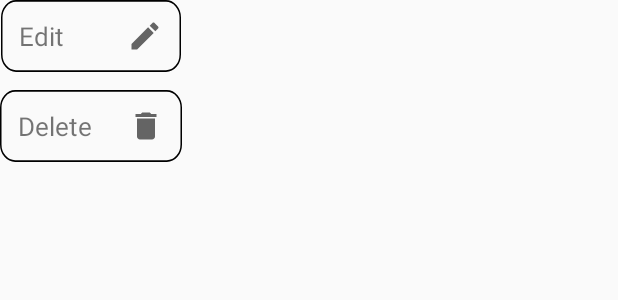
After one commit to AmerBiro/MyFitnessPass, an Android app: the layout dialog_choose_photo.xml on its own in the app's theme, with its tools: preview values and no code run, on a phone screen of 412 x 824 dp. The commit adds this screen. Shown: the top 300 px of the screen. Run offline under Robolectric (Android 15) with nearby library versions, the phone set to English and light mode, and no system bars.

Commit message:
designing choose photo dialog

```diff
--- /dev/null
+++ b/app/src/main/res/drawable/ic_baseline_delete_24.xml
@@ -0,0 +1,10 @@
+<vector xmlns:android="http://schemas.android.com/apk/res/android"
+    android:width="24dp"
+    android:height="24dp"
+    android:viewportWidth="24"
+    android:viewportHeight="24"
+    android:tint="?attr/colorControlNormal">
+  <path
+      android:fillColor="@android:color/white"
+      android:pathData="M6,19c0,1.1 0.9,2 2,2h8c1.1,0 2,-0.9 2,-2V7H6v12zM19,4h-3.5l-1,-1h-5l-1,1H5v2h14V4z"/>
+</vector>
--- /dev/null
+++ b/app/src/main/res/drawable/ic_baseline_edit_24.xml
@@ -0,0 +1,10 @@
+<vector xmlns:android="http://schemas.android.com/apk/res/android"
+    android:width="24dp"
+    android:height="24dp"
+    android:viewportWidth="24"
+    android:viewportHeight="24"
+    android:tint="?attr/colorControlNormal">
+  <path
+      android:fillColor="@android:color/white"
+      android:pathData="M3,17.25V21h3.75L17.81,9.94l-3.75,-3.75L3,17.25zM20.71,7.04c0.39,-0.39 0.39,-1.02 0,-1.41l-2.34,-2.34c-0.39,-0.39 -1.02,-0.39 -1.41,0l-1.83,1.83 3.75,3.75 1.83,-1.83z"/>
+</vector>
--- /dev/null
+++ b/app/src/main/res/layout/dialog_choose_photo.xml
@@ -0,0 +1,67 @@
+<?xml version="1.0" encoding="utf-8"?>
+<LinearLayout xmlns:android="http://schemas.android.com/apk/res/android"
+    android:layout_width="wrap_content"
+    android:layout_height="wrap_content"
+    android:orientation="vertical"
+    android:gravity="center"
+    >
+
+    <LinearLayout
+        android:layout_width="wrap_content"
+        android:layout_height="wrap_content"
+        android:background="@drawable/ic_login"
+        android:orientation="horizontal"
+        android:padding="12dp"
+        android:gravity="center"
+        >
+
+        <TextView
+            android:layout_width="match_parent"
+            android:layout_height="wrap_content"
+            android:text="Edit"
+            android:textSize="17sp"
+            android:layout_alignParentLeft="true"
+            android:layout_marginRight="12dp"
+            />
+
+        <Button
+            android:layout_width="24dp"
+            android:layout_height="24dp"
+            android:background="@drawable/ic_baseline_edit_24"
+            android:layout_alignParentRight="true"
+            android:layout_marginLeft="30dp"
+            />
+
+    </LinearLayout>
+
+    <LinearLayout
+        android:layout_width="wrap_content"
+        android:layout_height="wrap_content"
+        android:background="@drawable/ic_login"
+        android:orientation="horizontal"
+        android:padding="12dp"
+        android:gravity="center"
+        android:layout_marginTop="12dp"
+        >
+
+        <TextView
+            android:layout_width="match_parent"
+            android:layout_height="wrap_content"
+            android:text="Delete"
+            android:textSize="17sp"
+            android:layout_alignParentLeft="true"
+            android:layout_marginRight="12dp"
+            />
+
+        <Button
+            android:layout_width="24dp"
+            android:layout_height="24dp"
+            android:background="@drawable/ic_baseline_delete_24"
+            android:layout_alignParentRight="true"
+            android:layout_marginLeft="12dp"
+            />
+
+    </LinearLayout>
+
+
+</LinearLayout>
--- a/app/src/main/res/layout/registration_membership.xml
+++ b/app/src/main/res/layout/registration_membership.xml
@@ -96,7 +96,7 @@
         />
 
     <include
-        layout="@layout/datepicker"
+        layout="@layout/button_date_picker"
         android:layout_width="wrap_content"
         android:layout_height="wrap_content"
         android:layout_gravity="center"
--- a/app/src/main/res/layout/registration_personal2.xml
+++ b/app/src/main/res/layout/registration_personal2.xml
@@ -76,7 +76,7 @@
         android:text="Birthdate" />
 
     <include
-        layout="@layout/datepicker"
+        layout="@layout/button_date_picker"
         android:layout_width="wrap_content"
         android:layout_height="wrap_content"
         android:layout_gravity="center" />
--- a/app/src/main/res/layout/registration_profile_photo.xml
+++ b/app/src/main/res/layout/registration_profile_photo.xml
@@ -68,7 +68,8 @@
         android:layout_height="170dp"
         android:layout_gravity="center"
         android:layout_margin="30dp"
-        app:cardCornerRadius="20sp">
+        app:cardCornerRadius="20sp"
+        >
 
         <Button
             android:id="@+id/button_add_photo"
--- a/app/src/main/res/layout/registration_registration.xml
+++ b/app/src/main/res/layout/registration_registration.xml
@@ -14,12 +14,6 @@
         android:text="Sign in"
         style="@style/page_title"
         />
-
-<!--    <include
-        layout="@layout/forgot_password"
-        android:layout_width="match_parent"
-        android:layout_height="wrap_content"
-        />-->
 
     <LinearLayout
         android:layout_width="match_parent"
--- a/app/src/main/res/navigation/nav_graph.xml
+++ b/app/src/main/res/navigation/nav_graph.xml
@@ -4,7 +4,7 @@
     xmlns:app="http://schemas.android.com/apk/res-auto"
     xmlns:tools="http://schemas.android.com/tools"
     android:id="@+id/nav_graph"
-    app:startDestination="@id/registrationSplashScreen">
+    app:startDestination="@id/profilePhoto2">
     <fragment
         android:id="@+id/registrationSplashScreen"
         android:name="my.fitness.myfitness.registration.RegistrationSplashScreen"
```
Also changed, not shown: app/src/main/res/layout/button_date_picker.xml (renamed from app/src/main/res/layout/datepicker.xml), app/src/main/res/layout/dialog_forgot_password.xml (renamed from app/src/main/res/layout/forgot_password.xml).
